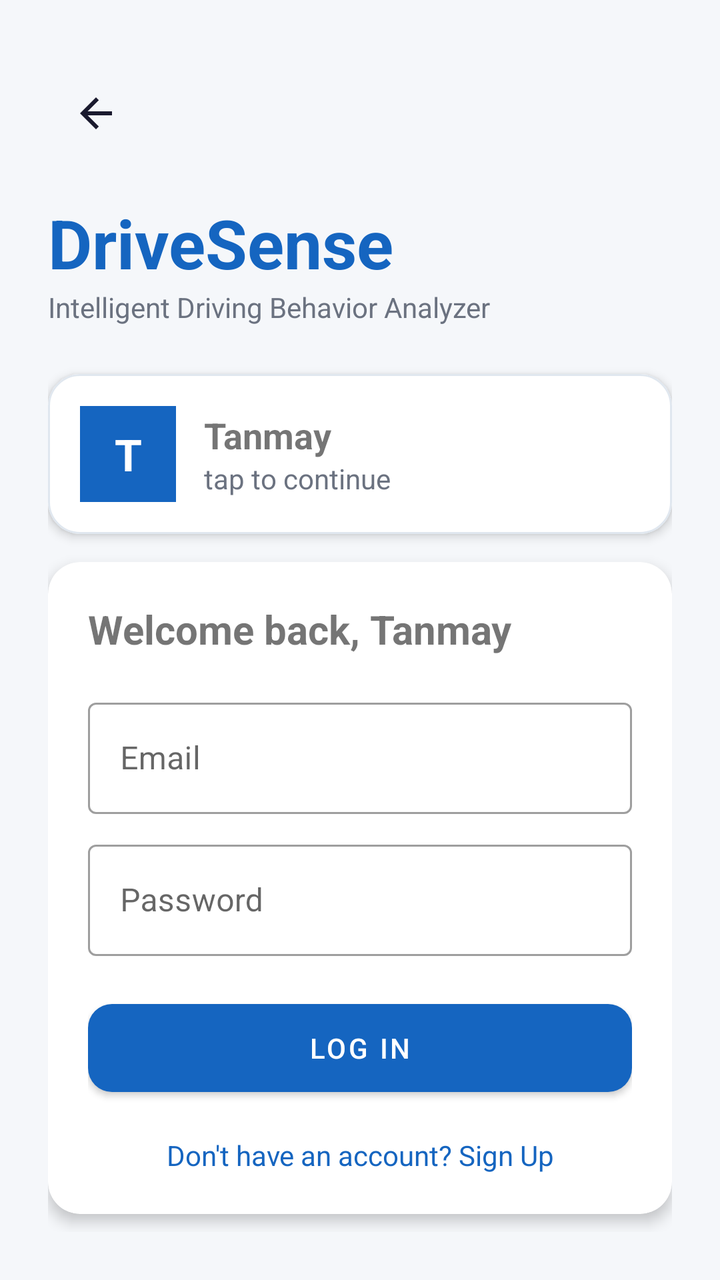
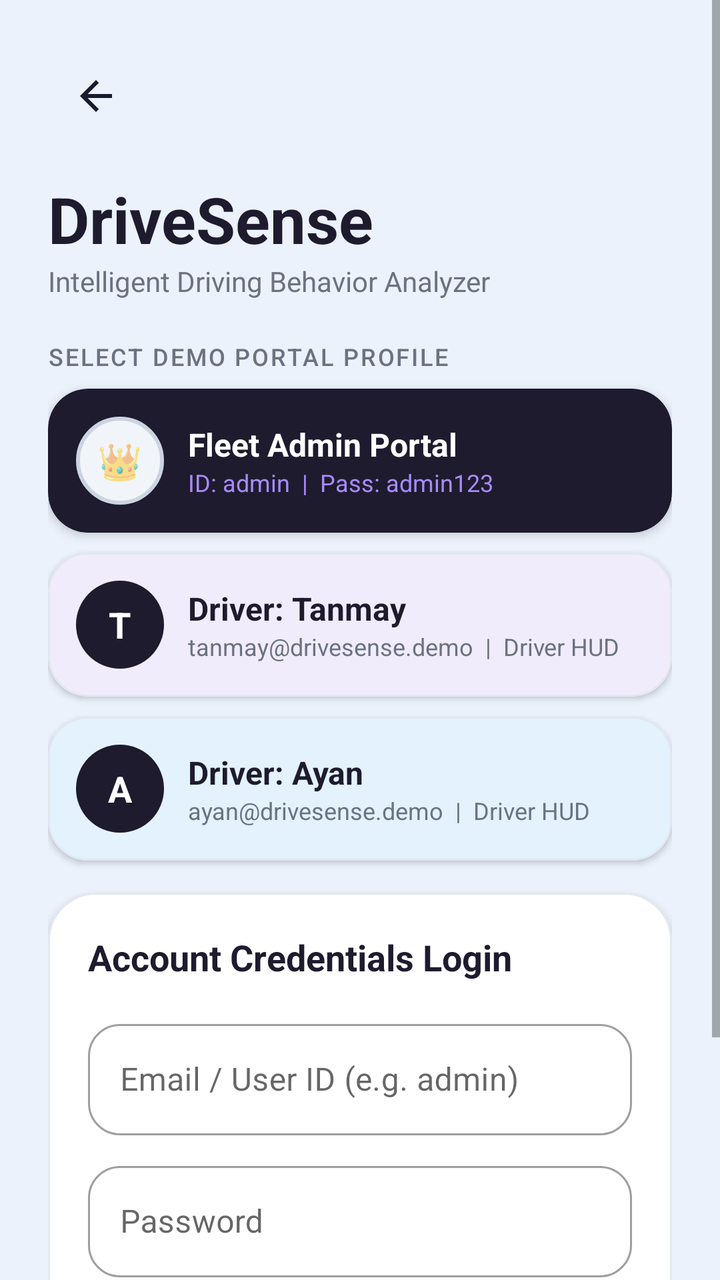

Screens rendered from an Android XML layout before and after an edit, with the pre-edit source and the edit as a unified diff.
<!-- AndroidManifest.xml: application theme AppTheme -->
<!-- res/layout/activity_login.xml -->
<?xml version="1.0" encoding="utf-8"?>
<ScrollView xmlns:android="http://schemas.android.com/apk/res/android"
    xmlns:app="http://schemas.android.com/apk/res-auto"
    android:layout_width="match_parent" android:layout_height="match_parent"
    android:fillViewport="true" android:background="@color/colorBackground">
<LinearLayout android:layout_width="match_parent" android:layout_height="wrap_content" android:orientation="vertical" android:padding="24dp" android:gravity="center_vertical">
    <ImageButton android:id="@+id/btn_back" android:layout_width="48dp" android:layout_height="48dp" android:background="?attr/selectableItemBackgroundBorderless" android:contentDescription="Back" android:src="@drawable/ic_back"/>
    <TextView android:layout_width="wrap_content" android:layout_height="wrap_content" android:layout_marginTop="18dp" android:text="@string/app_name" android:textSize="34sp" android:textStyle="bold" android:textColor="@color/colorPrimary"/>
    <TextView android:layout_width="match_parent" android:layout_height="wrap_content" android:text="Intelligent Driving Behavior Analyzer" android:textColor="@color/colorTextSecondary" android:layout_marginBottom="24dp"/>
    <com.google.android.material.card.MaterialCardView android:id="@+id/card_tanmay_profile" android:layout_width="match_parent" android:layout_height="wrap_content" android:layout_marginBottom="14dp" app:cardCornerRadius="16dp" app:cardElevation="3dp" app:strokeWidth="1dp" app:strokeColor="@color/colorCardBorder" android:clickable="true" android:foreground="?attr/selectableItemBackground">
        <LinearLayout android:layout_width="match_parent" android:layout_height="wrap_content" android:orientation="horizontal" android:gravity="center_vertical" android:padding="16dp">
            <TextView android:layout_width="48dp" android:layout_height="48dp" android:text="T" android:textSize="22sp" android:textStyle="bold" android:textColor="@color/colorTextOnPrimary" android:gravity="center" android:background="@color/colorPrimary"/>
            <LinearLayout android:layout_width="0dp" android:layout_height="wrap_content" android:layout_weight="1" android:orientation="vertical" android:layout_marginStart="14dp">
                <TextView android:layout_width="wrap_content" android:layout_height="wrap_content" android:text="Tanmay" android:textSize="18sp" android:textStyle="bold"/>
                <TextView android:layout_width="wrap_content" android:layout_height="wrap_content" android:text="tap to continue" android:textColor="@color/colorTextSecondary"/>
            </LinearLayout>
        </LinearLayout>
    </com.google.android.material.card.MaterialCardView>
    <com.google.android.material.card.MaterialCardView android:layout_width="match_parent" android:layout_height="wrap_content" app:cardCornerRadius="16dp" app:cardElevation="4dp" xmlns:app="http://schemas.android.com/apk/res-auto">
        <LinearLayout android:layout_width="match_parent" android:layout_height="wrap_content" android:orientation="vertical" android:padding="20dp">
            <TextView android:layout_width="wrap_content" android:layout_height="wrap_content" android:text="Welcome back, Tanmay" android:textSize="20sp" android:textStyle="bold"/>
            <com.google.android.material.textfield.TextInputLayout android:layout_width="match_parent" android:layout_height="wrap_content" android:layout_marginTop="18dp" style="@style/Widget.MaterialComponents.TextInputLayout.OutlinedBox">
                <com.google.android.material.textfield.TextInputEditText android:id="@+id/et_email" android:layout_width="match_parent" android:layout_height="wrap_content" android:hint="@string/email" android:inputType="textEmailAddress"/>
            </com.google.android.material.textfield.TextInputLayout>
            <com.google.android.material.textfield.TextInputLayout android:layout_width="match_parent" android:layout_height="wrap_content" android:layout_marginTop="10dp" style="@style/Widget.MaterialComponents.TextInputLayout.OutlinedBox">
                <com.google.android.material.textfield.TextInputEditText android:id="@+id/et_password" android:layout_width="match_parent" android:layout_height="wrap_content" android:hint="@string/password" android:inputType="textPassword"/>
            </com.google.android.material.textfield.TextInputLayout>
            <com.google.android.material.button.MaterialButton android:id="@+id/btn_login" android:layout_width="match_parent" android:layout_height="56dp" android:layout_marginTop="18dp" android:text="@string/login" app:cornerRadius="12dp"/>
            <ProgressBar android:id="@+id/progress_bar" android:layout_width="32dp" android:layout_height="32dp" android:layout_gravity="center" android:visibility="gone"/>
            <TextView android:id="@+id/tv_sign_up" android:layout_width="match_parent" android:layout_height="wrap_content" android:layout_marginTop="16dp" android:gravity="center" android:text="@string/no_account" android:textColor="@color/colorPrimary"/>
        </LinearLayout>
    </com.google.android.material.card.MaterialCardView>
</LinearLayout>
</ScrollView>
<!-- resources referenced by this layout -->
<resources>
  <color name="colorBackground">#F5F7FA</color>
  <color name="colorCardBorder">#E0E7EF</color>
  <color name="colorPrimary">#1565C0</color>
  <color name="colorTextOnPrimary">#FFFFFF</color>
  <color name="colorTextSecondary">#6B7280</color>
  <!-- drawable ic_back (drawable) -->
  <vector xmlns:android="http://schemas.android.com/apk/res/android"
      android:width="24dp"
      android:height="24dp"
      android:viewportWidth="24"
      android:viewportHeight="24">
      <path
          android:fillColor="#1A1A2E"
          android:pathData="M20,11H7.83l5.59,-5.59L12,4l-8,8 8,8 1.41,-1.41L7.83,13H20v-2z"/>
  </vector>
  <string name="app_name">DriveSense</string>
  <string name="email">Email</string>
  <string name="login">Log In</string>
  <string name="no_account">Don\'t have an account? Sign Up</string>
  <string name="password">Password</string>
  <style name="AppTheme" parent="Theme.MaterialComponents.Light.NoActionBar">
          <item name="colorPrimary">@color/colorPrimary</item>
          <item name="colorPrimaryDark">@color/colorPrimaryDark</item>
          <item name="colorAccent">@color/colorAccent</item>
          <item name="android:windowBackground">@color/colorBackground</item>
          <item name="android:statusBarColor">@color/colorPrimaryDark</item>
      </style>
  <color name="colorPrimaryDark">#0D47A1</color>
  <color name="colorAccent">#00ACC1</color>
</resources>

<!-- the commit's change to res/layout/activity_login.xml (unified diff, before → after) -->
@@ -1,34 +1,326 @@
 <?xml version="1.0" encoding="utf-8"?>
 <ScrollView xmlns:android="http://schemas.android.com/apk/res/android"
     xmlns:app="http://schemas.android.com/apk/res-auto"
-    android:layout_width="match_parent" android:layout_height="match_parent"
-    android:fillViewport="true" android:background="@color/colorBackground">
-<LinearLayout android:layout_width="match_parent" android:layout_height="wrap_content" android:orientation="vertical" android:padding="24dp" android:gravity="center_vertical">
-    <ImageButton android:id="@+id/btn_back" android:layout_width="48dp" android:layout_height="48dp" android:background="?attr/selectableItemBackgroundBorderless" android:contentDescription="Back" android:src="@drawable/ic_back"/>
-    <TextView android:layout_width="wrap_content" android:layout_height="wrap_content" android:layout_marginTop="18dp" android:text="@string/app_name" android:textSize="34sp" android:textStyle="bold" android:textColor="@color/colorPrimary"/>
-    <TextView android:layout_width="match_parent" android:layout_height="wrap_content" android:text="Intelligent Driving Behavior Analyzer" android:textColor="@color/colorTextSecondary" android:layout_marginBottom="24dp"/>
-    <com.google.android.material.card.MaterialCardView android:id="@+id/card_tanmay_profile" android:layout_width="match_parent" android:layout_height="wrap_content" android:layout_marginBottom="14dp" app:cardCornerRadius="16dp" app:cardElevation="3dp" app:strokeWidth="1dp" app:strokeColor="@color/colorCardBorder" android:clickable="true" android:foreground="?attr/selectableItemBackground">
-        <LinearLayout android:layout_width="match_parent" android:layout_height="wrap_content" android:orientation="horizontal" android:gravity="center_vertical" android:padding="16dp">
-            <TextView android:layout_width="48dp" android:layout_height="48dp" android:text="T" android:textSize="22sp" android:textStyle="bold" android:textColor="@color/colorTextOnPrimary" android:gravity="center" android:background="@color/colorPrimary"/>
-            <LinearLayout android:layout_width="0dp" android:layout_height="wrap_content" android:layout_weight="1" android:orientation="vertical" android:layout_marginStart="14dp">
-                <TextView android:layout_width="wrap_content" android:layout_height="wrap_content" android:text="Tanmay" android:textSize="18sp" android:textStyle="bold"/>
-                <TextView android:layout_width="wrap_content" android:layout_height="wrap_content" android:text="tap to continue" android:textColor="@color/colorTextSecondary"/>
+    android:layout_width="match_parent"
+    android:layout_height="match_parent"
+    android:background="@color/colorBackground"
+    android:fillViewport="true">
+
+    <LinearLayout
+        android:layout_width="match_parent"
+        android:layout_height="wrap_content"
+        android:gravity="center_vertical"
+        android:orientation="vertical"
+        android:padding="24dp">
+
+        <ImageButton
+            android:id="@+id/btn_back"
+            android:layout_width="48dp"
+            android:layout_height="48dp"
+            android:background="?attr/selectableItemBackgroundBorderless"
+            android:contentDescription="Back"
+            android:src="@drawable/ic_back" />
+
+        <TextView
+            android:layout_width="wrap_content"
+            android:layout_height="wrap_content"
+            android:layout_marginTop="16dp"
+            android:text="@string/app_name"
+            android:textColor="@color/colorTextPrimary"
+            android:textSize="32sp"
+            android:textStyle="bold" />
+
+        <TextView
+            android:layout_width="match_parent"
+            android:layout_height="wrap_content"
+            android:layout_marginBottom="20dp"
+            android:text="Intelligent Driving Behavior Analyzer"
+            android:textColor="@color/colorTextSecondary"
+            android:textSize="14sp" />
+
+        
+        <TextView
+            style="@style/DriveSenseSectionHeader"
+            android:layout_width="wrap_content"
+            android:layout_height="wrap_content"
+            android:layout_marginBottom="8dp"
+            android:text="SELECT DEMO PORTAL PROFILE"
+            android:textColor="@color/colorTextSecondary" />
+
+        
+        <com.google.android.material.card.MaterialCardView
+            android:id="@+id/card_admin_profile"
+            android:layout_width="match_parent"
+            android:layout_height="wrap_content"
+            android:layout_marginBottom="10dp"
+            android:clickable="true"
+            android:focusable="true"
+            android:foreground="?attr/selectableItemBackground"
+            app:cardBackgroundColor="@color/colorDarkButton"
+            app:cardCornerRadius="20dp"
+            app:cardElevation="3dp">
+
+            <LinearLayout
+                android:layout_width="match_parent"
+                android:layout_height="wrap_content"
+                android:gravity="center_vertical"
+                android:orientation="horizontal"
+                android:padding="14dp">
+
+                <RelativeLayout
+                    android:layout_width="44dp"
+                    android:layout_height="44dp"
+                    android:background="@drawable/bg_score_badge">
+
+                    <TextView
+                        android:layout_width="wrap_content"
+                        android:layout_height="wrap_content"
+                        android:layout_centerInParent="true"
+                        android:text="👑"
+                        android:textSize="18sp" />
+                </RelativeLayout>
+
+                <LinearLayout
+                    android:layout_width="0dp"
+                    android:layout_height="wrap_content"
+                    android:layout_marginStart="12dp"
+                    android:layout_weight="1"
+                    android:orientation="vertical">
+
+                    <TextView
+                        android:layout_width="wrap_content"
+                        android:layout_height="wrap_content"
+                        android:text="Fleet Admin Portal"
+                        android:textColor="#FFFFFF"
+                        android:textSize="16sp"
+                        android:textStyle="bold" />
+
+                    <TextView
+                        android:layout_width="wrap_content"
+                        android:layout_height="wrap_content"
+                        android:text="ID: admin  |  Pass: admin123"
+                        android:textColor="#A78BFA"
+                        android:textSize="12sp" />
+                </LinearLayout>
             </LinearLayout>
-        </LinearLayout>
-    </com.google.android.material.card.MaterialCardView>
-    <com.google.android.material.card.MaterialCardView android:layout_width="match_parent" android:layout_height="wrap_content" app:cardCornerRadius="16dp" app:cardElevation="4dp" xmlns:app="http://schemas.android.com/apk/res-auto">
-        <LinearLayout android:layout_width="match_parent" android:layout_height="wrap_content" android:orientation="vertical" android:padding="20dp">
-            <TextView android:layout_width="wrap_content" android:layout_height="wrap_content" android:text="Welcome back, Tanmay" android:textSize="20sp" android:textStyle="bold"/>
-            <com.google.android.material.textfield.TextInputLayout android:layout_width="match_parent" android:layout_height="wrap_content" android:layout_marginTop="18dp" style="@style/Widget.MaterialComponents.TextInputLayout.OutlinedBox">
-                <com.google.android.material.textfield.TextInputEditText android:id="@+id/et_email" android:layout_width="match_parent" android:layout_height="wrap_content" android:hint="@string/email" android:inputType="textEmailAddress"/>
-            </com.google.android.material.textfield.TextInputLayout>
-            <com.google.android.material.textfield.TextInputLayout android:layout_width="match_parent" android:layout_height="wrap_content" android:layout_marginTop="10dp" style="@style/Widget.MaterialComponents.TextInputLayout.OutlinedBox">
-                <com.google.android.material.textfield.TextInputEditText android:id="@+id/et_password" android:layout_width="match_parent" android:layout_height="wrap_content" android:hint="@string/password" android:inputType="textPassword"/>
-            </com.google.android.material.textfield.TextInputLayout>
-            <com.google.android.material.button.MaterialButton android:id="@+id/btn_login" android:layout_width="match_parent" android:layout_height="56dp" android:layout_marginTop="18dp" android:text="@string/login" app:cornerRadius="12dp"/>
-            <ProgressBar android:id="@+id/progress_bar" android:layout_width="32dp" android:layout_height="32dp" android:layout_gravity="center" android:visibility="gone"/>
-            <TextView android:id="@+id/tv_sign_up" android:layout_width="match_parent" android:layout_height="wrap_content" android:layout_marginTop="16dp" android:gravity="center" android:text="@string/no_account" android:textColor="@color/colorPrimary"/>
-        </LinearLayout>
-    </com.google.android.material.card.MaterialCardView>
-</LinearLayout>
+        </com.google.android.material.card.MaterialCardView>
+
+        
+        <com.google.android.material.card.MaterialCardView
+            android:id="@+id/card_tanmay_profile"
+            android:layout_width="match_parent"
+            android:layout_height="wrap_content"
+            android:layout_marginBottom="10dp"
+            android:clickable="true"
+            android:focusable="true"
+            android:foreground="?attr/selectableItemBackground"
+            app:cardBackgroundColor="@color/colorCardLavender"
+            app:cardCornerRadius="20dp"
+            app:cardElevation="2dp"
+            app:strokeColor="#E2E8F0"
+            app:strokeWidth="1dp">
+
+            <LinearLayout
+                android:layout_width="match_parent"
+                android:layout_height="wrap_content"
+                android:gravity="center_vertical"
+                android:orientation="horizontal"
+                android:padding="14dp">
+
+                <RelativeLayout
+                    android:layout_width="44dp"
+                    android:layout_height="44dp"
+                    android:background="@drawable/bg_dark_pill">
+
+                    <TextView
+                        android:layout_width="wrap_content"
+                        android:layout_height="wrap_content"
+                        android:layout_centerInParent="true"
+                        android:text="T"
+                        android:textColor="#FFFFFF"
+                        android:textSize="18sp"
+                        android:textStyle="bold" />
+                </RelativeLayout>
+
+                <LinearLayout
+                    android:layout_width="0dp"
+                    android:layout_height="wrap_content"
+                    android:layout_marginStart="12dp"
+                    android:layout_weight="1"
+                    android:orientation="vertical">
+
+                    <TextView
+                        android:layout_width="wrap_content"
+                        android:layout_height="wrap_content"
+                        android:text="Driver: Tanmay"
+                        android:textColor="@color/colorTextPrimary"
+                        android:textSize="16sp"
+                        android:textStyle="bold" />
+
+                    <TextView
+                        android:layout_width="wrap_content"
+                        android:layout_height="wrap_content"
+                        android:text="tanmay@drivesense.demo  |  Driver HUD"
+                        android:textColor="@color/colorTextSecondary"
+                        android:textSize="12sp" />
+                </LinearLayout>
+            </LinearLayout>
+        </com.google.android.material.card.MaterialCardView>
+
+        
+        <com.google.android.material.card.MaterialCardView
+            android:id="@+id/card_ayan_profile"
+            android:layout_width="match_parent"
+            android:layout_height="wrap_content"
+            android:layout_marginBottom="16dp"
+            android:clickable="true"
+            android:focusable="true"
+            android:foreground="?attr/selectableItemBackground"
+            app:cardBackgroundColor="@color/colorCardIceBlue"
+            app:cardCornerRadius="20dp"
+            app:cardElevation="2dp"
+            app:strokeColor="#E2E8F0"
+            app:strokeWidth="1dp">
+
+            <LinearLayout
+                android:layout_width="match_parent"
+                android:layout_height="wrap_content"
+                android:gravity="center_vertical"
+                android:orientation="horizontal"
+                android:padding="14dp">
+
+                <RelativeLayout
+                    android:layout_width="44dp"
+                    android:layout_height="44dp"
+                    android:background="@drawable/bg_dark_pill">
+
+                    <TextView
+                        android:layout_width="wrap_content"
+                        android:layout_height="wrap_content"
+                        android:layout_centerInParent="true"
+                        android:text="A"
+                        android:textColor="#FFFFFF"
+                        android:textSize="18sp"
+                        android:textStyle="bold" />
+                </RelativeLayout>
+
+                <LinearLayout
+                    android:layout_width="0dp"
+                    android:layout_height="wrap_content"
+                    android:layout_marginStart="12dp"
+                    android:layout_weight="1"
+                    android:orientation="vertical">
+
+                    <TextView
+                        android:layout_width="wrap_content"
+                        android:layout_height="wrap_content"
+                        android:text="Driver: Ayan"
+                        android:textColor="@color/colorTextPrimary"
+                        android:textSize="16sp"
+                        android:textStyle="bold" />
+
+                    <TextView
+                        android:layout_width="wrap_content"
+                        android:layout_height="wrap_content"
+                        android:text="ayan@drivesense.demo  |  Driver HUD"
+                        android:textColor="@color/colorTextSecondary"
+                        android:textSize="12sp" />
+                </LinearLayout>
+            </LinearLayout>
+        </com.google.android.material.card.MaterialCardView>
+
+        
+        <com.google.android.material.card.MaterialCardView
+            android:layout_width="match_parent"
+            android:layout_height="wrap_content"
+            app:cardBackgroundColor="@color/colorSurface"
+            app:cardCornerRadius="24dp"
+            app:cardElevation="3dp"
+            app:strokeColor="#E2E8F0"
+            app:strokeWidth="1dp">
+
+            <LinearLayout
+                android:layout_width="match_parent"
+                android:layout_height="wrap_content"
+                android:orientation="vertical"
+                android:padding="20dp">
+
+                <TextView
+                    android:layout_width="wrap_content"
+                    android:layout_height="wrap_content"
+                    android:text="Account Credentials Login"
+                    android:textColor="@color/colorTextPrimary"
+                    android:textSize="18sp"
+                    android:textStyle="bold" />
+
+                <com.google.android.material.textfield.TextInputLayout
+                    style="@style/Widget.MaterialComponents.TextInputLayout.OutlinedBox"
+                    android:layout_width="match_parent"
+                    android:layout_height="wrap_content"
+                    android:layout_marginTop="16dp"
+                    app:boxCornerRadiusBottomEnd="16dp"
+                    app:boxCornerRadiusBottomStart="16dp"
+                    app:boxCornerRadiusTopEnd="16dp"
+                    app:boxCornerRadiusTopStart="16dp">
+
+                    <com.google.android.material.textfield.TextInputEditText
+                        android:id="@+id/et_email"
+                        android:layout_width="match_parent"
+                        android:layout_height="wrap_content"
+                        android:hint="Email / User ID (e.g. admin)"
+                        android:inputType="textEmailAddress" />
+                </com.google.android.material.textfield.TextInputLayout>
+
+                <com.google.android.material.textfield.TextInputLayout
+                    style="@style/Widget.MaterialComponents.TextInputLayout.OutlinedBox"
+                    android:layout_width="match_parent"
+                    android:layout_height="wrap_content"
+                    android:layout_marginTop="10dp"
+                    app:boxCornerRadiusBottomEnd="16dp"
+                    app:boxCornerRadiusBottomStart="16dp"
+                    app:boxCornerRadiusTopEnd="16dp"
+                    app:boxCornerRadiusTopStart="16dp">
+
+                    <com.google.android.material.textfield.TextInputEditText
+                        android:id="@+id/et_password"
+                        android:layout_width="match_parent"
+                        android:layout_height="wrap_content"
+                        android:hint="@string/password"
+                        android:inputType="textPassword" />
+                </com.google.android.material.textfield.TextInputLayout>
+
+                <com.google.android.material.button.MaterialButton
+                    android:id="@+id/btn_login"
+                    android:layout_width="match_parent"
+                    android:layout_height="54dp"
+                    android:layout_marginTop="18dp"
+                    android:text="@string/login"
+                    android:textAllCaps="false"
+                    android:textColor="#FFFFFF"
+                    android:textSize="16sp"
+                    android:textStyle="bold"
+                    app:backgroundTint="@color/colorDarkButton"
+                    app:cornerRadius="24dp"
+                    app:elevation="4dp" />
+
+                <ProgressBar
+                    android:id="@+id/progress_bar"
+                    android:layout_width="32dp"
+                    android:layout_height="32dp"
+                    android:layout_gravity="center"
+                    android:visibility="gone" />
+
+                <TextView
+                    android:id="@+id/tv_sign_up"
+                    android:layout_width="match_parent"
+                    android:layout_height="wrap_content"
+                    android:layout_marginTop="16dp"
+                    android:gravity="center"
+                    android:text="@string/no_account"
+                    android:textColor="@color/colorAccent"
+                    android:textStyle="bold" />
+            </LinearLayout>
+        </com.google.android.material.card.MaterialCardView>
+
+    </LinearLayout>
 </ScrollView>
<!-- resource entries referenced after the edit -->
@@ -1,10 +1,29 @@
 <!-- resources referenced by this layout -->
 <resources>
-  <color name="colorBackground">#F5F7FA</color>
-  <color name="colorCardBorder">#E0E7EF</color>
-  <color name="colorPrimary">#1565C0</color>
-  <color name="colorTextOnPrimary">#FFFFFF</color>
+  <color name="colorBackground">#EBF2FC</color>
+  <color name="colorCardIceBlue">#E3F2FD</color>
+  <color name="colorCardLavender">#F1ECFC</color>
+  <color name="colorDarkButton">#1E1B2E</color>
+  <color name="colorSurface">#FFFFFF</color>
+  <color name="colorTextPrimary">#1E1B2E</color>
+  <color name="colorPrimary">#1E1B2E</color>
   <color name="colorTextSecondary">#6B7280</color>
+  <!-- drawable bg_dark_pill (drawable) -->
+  <?xml version="1.0" encoding="utf-8"?>
+  <shape xmlns:android="http://schemas.android.com/apk/res/android"
+      android:shape="rectangle">
+      <solid android:color="@color/colorDarkButton" />
+      <corners android:radius="28dp" />
+  </shape>
+  <!-- drawable bg_score_badge (drawable) -->
+  <?xml version="1.0" encoding="utf-8"?>
+  <shape xmlns:android="http://schemas.android.com/apk/res/android"
+      android:shape="oval">
+      <solid android:color="#F1F5F9" />
+      <stroke
+          android:width="2dp"
+          android:color="#CBD5E1" />
+  </shape>
   <!-- drawable ic_back (drawable) -->
   <vector xmlns:android="http://schemas.android.com/apk/res/android"
       android:width="24dp"
@@ -16,18 +35,25 @@
           android:pathData="M20,11H7.83l5.59,-5.59L12,4l-8,8 8,8 1.41,-1.41L7.83,13H20v-2z"/>
   </vector>
   <string name="app_name">DriveSense</string>
-  <string name="email">Email</string>
   <string name="login">Log In</string>
   <string name="no_account">Don\'t have an account? Sign Up</string>
   <string name="password">Password</string>
+  <style name="DriveSenseSectionHeader">
+          <item name="android:textSize">12sp</item>
+          <item name="android:textColor">@color/colorTextSecondary</item>
+          <item name="android:letterSpacing">0.08</item>
+          <item name="android:textAllCaps">true</item>
+          <item name="android:fontFamily">sans-serif-medium</item>
+      </style>
   <style name="AppTheme" parent="Theme.MaterialComponents.Light.NoActionBar">
           <item name="colorPrimary">@color/colorPrimary</item>
           <item name="colorPrimaryDark">@color/colorPrimaryDark</item>
           <item name="colorAccent">@color/colorAccent</item>
           <item name="android:windowBackground">@color/colorBackground</item>
-          <item name="android:statusBarColor">@color/colorPrimaryDark</item>
+          <item name="android:statusBarColor">@color/colorBackground</item>
+          <item name="android:windowLightStatusBar">true</item>
       </style>
-  <color name="colorPrimaryDark">#0D47A1</color>
-  <color name="colorAccent">#00ACC1</color>
+  <color name="colorPrimaryDark">#141122</color>
+  <color name="colorAccent">#8B5CF6</color>
 </resources>
 
